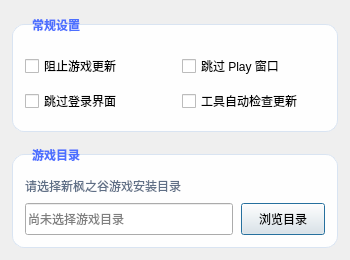
Before: the Qt Designer form resources/ui/Ui_Config.ui in starmcc/qs-beanfun-5, drawn with Qt 5.
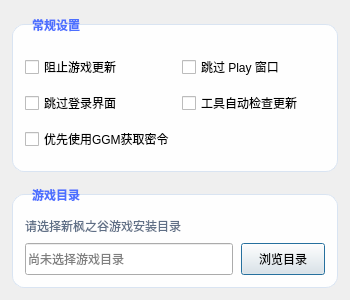
After: the same form once the commit is applied.

```diff
--- a/resources/ui/Ui_Config.ui
+++ b/resources/ui/Ui_Config.ui
@@ -7,7 +7,7 @@
     <x>0</x>
     <y>0</y>
     <width>350</width>
-    <height>260</height>
+    <height>300</height>
    </rect>
   </property>
   <property name="sizePolicy">
@@ -19,13 +19,13 @@
   <property name="minimumSize">
    <size>
     <width>350</width>
-    <height>260</height>
+    <height>300</height>
    </size>
   </property>
   <property name="maximumSize">
    <size>
     <width>350</width>
-    <height>260</height>
+    <height>300</height>
    </size>
   </property>
   <property name="windowTitle">
@@ -123,6 +123,13 @@
         </property>
        </widget>
       </item>
+      <item row="2" column="0" colspan="2">
+       <widget class="QCheckBox" name="checkBox_ggmFirst">
+        <property name="text">
+         <string>优先使用GGM获取密令</string>
+        </property>
+       </widget>
+      </item>
      </layout>
     </widget>
    </item>
```
